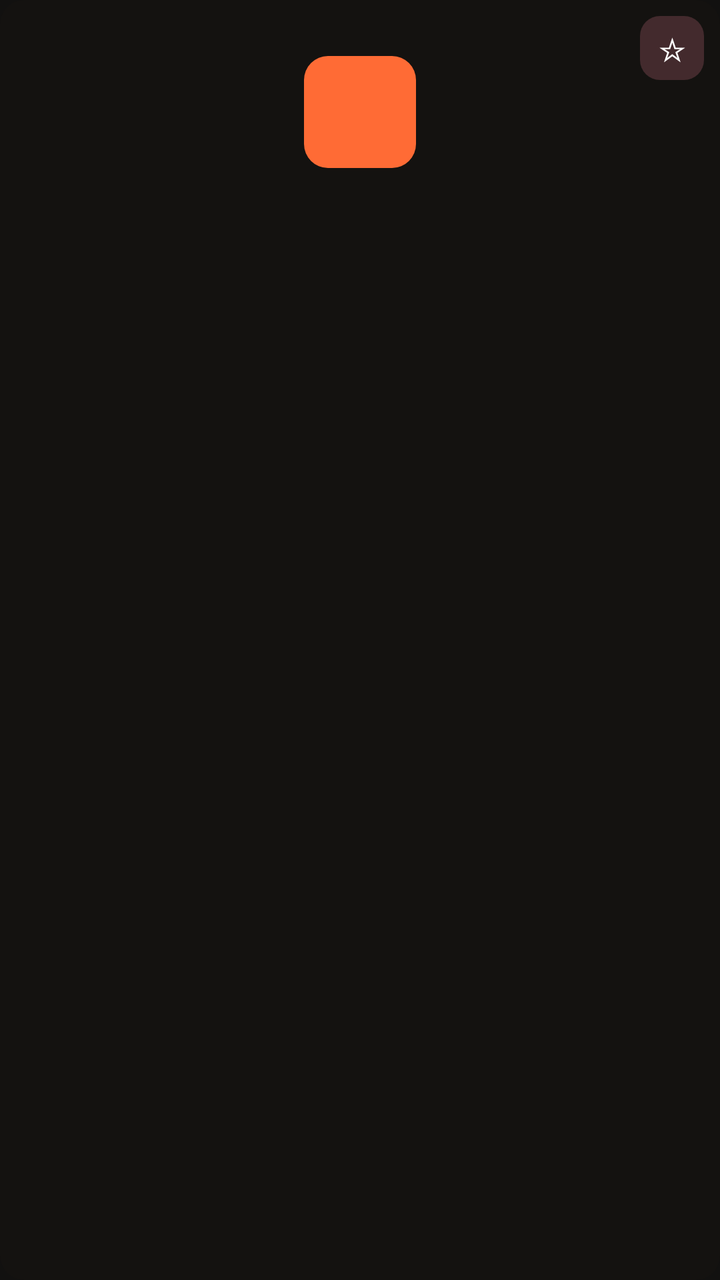
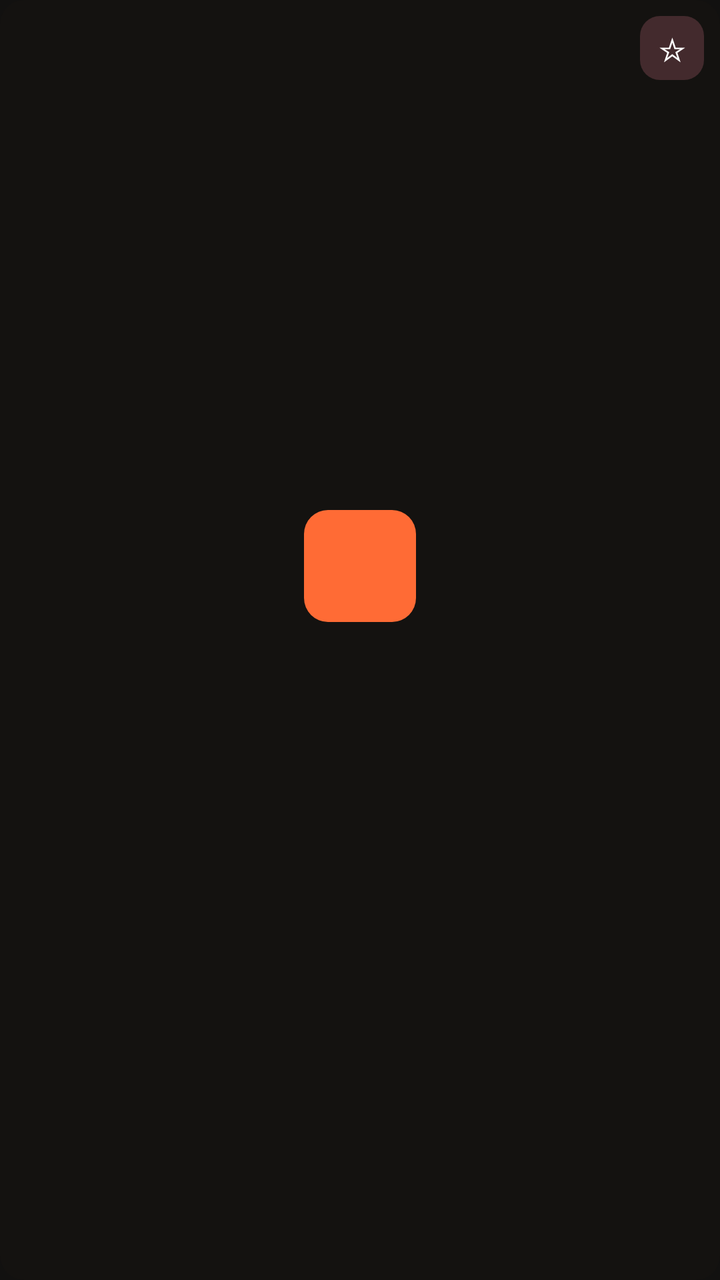

Compare the two renders of this Android layout. The source of the first and the diff that turns it into the second are given below.
<!-- AndroidManifest.xml: application theme Theme.BiBiFit -->
<!-- res/layout/item_drive_card.xml -->
<?xml version="1.0" encoding="utf-8"?>
<com.google.android.material.card.MaterialCardView xmlns:android="http://schemas.android.com/apk/res/android"
    xmlns:app="http://schemas.android.com/apk/res-auto"
    android:id="@+id/drive_card_root"
    android:layout_width="@dimen/drive_card_width"
    android:layout_height="wrap_content"
    android:layout_marginEnd="@dimen/rail_gap"
    android:clickable="true"
    android:focusable="true"
    android:focusableInTouchMode="true"
    android:foreground="?attr/selectableItemBackground"
    app:cardCornerRadius="@dimen/radius_md"
    app:cardElevation="@dimen/elevation_0"
    app:cardBackgroundColor="@color/tile_bg"
    app:strokeWidth="0dp"
    app:strokeColor="@color/tile_focus_ring">

    <LinearLayout
        android:layout_width="match_parent"
        android:layout_height="wrap_content"
        android:orientation="vertical">

        
        <FrameLayout
            android:layout_width="match_parent"
            android:layout_height="@dimen/drive_tile_height">

            <View
                android:id="@+id/drive_bg"
                android:layout_width="match_parent"
                android:layout_height="match_parent"
                android:background="@color/tile_bg" />

            
            <ImageView
                android:id="@+id/drive_cover"
                android:layout_width="match_parent"
                android:layout_height="match_parent"
                android:importantForAccessibility="no"
                android:scaleType="centerCrop"
                android:visibility="gone" />

            <TextView
                android:id="@+id/drive_icon"
                android:layout_width="56dp"
                android:layout_height="56dp"
                android:layout_gravity="center"
                android:background="@drawable/drive_icon_tile_bg"
                android:gravity="center"
                android:textColor="@color/drive_icon_tile_text"
                android:textSize="28sp"
                android:textStyle="bold" />

            
            <TextView
                android:id="@+id/drive_fav_star"
                android:layout_width="32dp"
                android:layout_height="32dp"
                android:layout_gravity="top|end"
                android:layout_marginTop="@dimen/spacing_sm"
                android:layout_marginEnd="@dimen/spacing_sm"
                android:background="@drawable/badge_resume"
                android:clickable="true"
                android:contentDescription="@string/fav_desc"
                android:focusable="true"
                android:focusableInTouchMode="true"
                android:gravity="center"
                android:text="☆"
                android:textColor="@color/tile_title"
                android:textSize="16sp" />
        </FrameLayout>

        
        <LinearLayout
            android:layout_width="match_parent"
            android:layout_height="wrap_content"
            android:orientation="vertical"
            android:paddingHorizontal="@dimen/spacing_md"
            android:paddingTop="@dimen/spacing_sm"
            android:paddingBottom="@dimen/spacing_md">

            <TextView
                android:id="@+id/drive_name"
                android:layout_width="match_parent"
                android:layout_height="wrap_content"
                android:ellipsize="end"
                android:maxLines="2"
                android:textColor="@color/tile_title"
                android:textSize="@dimen/text_drive_name"
                android:textStyle="bold" />

            <TextView
                android:id="@+id/drive_meta"
                android:layout_width="match_parent"
                android:layout_height="wrap_content"
                android:layout_marginTop="2dp"
                android:ellipsize="end"
                android:maxLines="1"
                android:textColor="@color/tile_subtitle"
                android:textSize="@dimen/text_drive_meta" />
        </LinearLayout>
    </LinearLayout>
</com.google.android.material.card.MaterialCardView>
<!-- resources referenced by this layout -->
<resources>
  <color name="drive_icon_tile_text">#FF241207</color>
  <color name="tile_bg">#FF141210</color>
  <color name="tile_focus_ring">#FFFF6B35</color>
  <color name="tile_subtitle">#FFC8C0B6</color>
  <color name="tile_title">#FFFFFFFF</color>
  <dimen name="drive_card_width">128dp</dimen>
  <dimen name="drive_tile_height">112dp</dimen>
  <dimen name="elevation_0">0dp</dimen>
  <dimen name="radius_md">12dp</dimen>
  <dimen name="rail_gap">12dp</dimen>
  <dimen name="spacing_md">12dp</dimen>
  <dimen name="spacing_sm">8dp</dimen>
  <dimen name="text_drive_meta">12sp</dimen>
  <dimen name="text_drive_name">14sp</dimen>
  <!-- drawable badge_resume (drawable) -->
  <?xml version="1.0" encoding="utf-8"?>
  <shape xmlns:android="http://schemas.android.com/apk/res/android"
      android:shape="rectangle">
      <solid android:color="#33FF8B9F" />
      <corners android:radius="10dp" />
  </shape>
  <!-- drawable drive_icon_tile_bg (drawable) -->
  <?xml version="1.0" encoding="utf-8"?>
  <shape xmlns:android="http://schemas.android.com/apk/res/android"
      android:shape="rectangle">
      <corners android:radius="12dp" />
      <solid android:color="@color/drive_icon_tile" />
  </shape>
  <string name="fav_desc">Adicionar à Minha lista</string>
  <color name="drive_icon_tile">#FFFF6B35</color>
  <color name="md_primary">#FFFF6B35</color>
  <color name="md_on_primary">#FF241207</color>
  <color name="md_primary_container">#FF7B2D12</color>
  <color name="md_on_primary_container">#FFFFEAF1</color>
  <color name="md_secondary">#FFD9A05B</color>
  <color name="md_on_secondary">#FF241A08</color>
  <color name="md_secondary_container">#FF4A3413</color>
  <color name="md_on_secondary_container">#FFF7E8CF</color>
  <color name="md_background">#FF121110</color>
  <color name="md_surface">#FF1B1917</color>
  <color name="md_surface_variant">#FF2A2622</color>
  <color name="md_on_background">#FFF2EDE6</color>
  <color name="md_on_surface">#FFF2EDE6</color>
  <color name="md_on_surface_variant">#FFC8C0B6</color>
  <color name="md_outline">#FF453E36</color>
  <color name="md_outline_variant">#FF2E2A26</color>
  <color name="md_error">#FFCF6679</color>
  <color name="md_on_error">#FF600014</color>
  <style name="Widget.Meggy.CardView" parent="Widget.Material3.CardView.Filled">
          <item name="cardBackgroundColor">@color/md_surface_container</item>
          <item name="cardCornerRadius">20dp</item>
          <item name="cardElevation">2dp</item>
          <item name="contentPadding">0dp</item>
          <item name="strokeWidth">0dp</item>
      </style>
  <color name="md_surface_container">#FF211E1B</color>
  <!-- unchanged entries left out for length: 1 -->
</resources>

<!-- the commit's change to res/layout/item_drive_card.xml (unified diff, before → after) -->
@@ -3,7 +3,7 @@
     xmlns:app="http://schemas.android.com/apk/res-auto"
     android:id="@+id/drive_card_root"
     android:layout_width="@dimen/drive_card_width"
-    android:layout_height="wrap_content"
+    android:layout_height="@dimen/drive_card_height"
     android:layout_marginEnd="@dimen/rail_gap"
     android:clickable="true"
     android:focusable="true"
@@ -17,13 +17,14 @@
 
     <LinearLayout
         android:layout_width="match_parent"
-        android:layout_height="wrap_content"
+        android:layout_height="match_parent"
         android:orientation="vertical">
 
         
         <FrameLayout
             android:layout_width="match_parent"
-            android:layout_height="@dimen/drive_tile_height">
+            android:layout_height="0dp"
+            android:layout_weight="1">
 
             <View
                 android:id="@+id/drive_bg"
@@ -85,6 +86,7 @@
                 android:layout_height="wrap_content"
                 android:ellipsize="end"
                 android:maxLines="2"
+                android:minLines="2"
                 android:textColor="@color/tile_title"
                 android:textSize="@dimen/text_drive_name"
                 android:textStyle="bold" />
<!-- resource entries referenced after the edit -->
@@ -5,8 +5,8 @@
   <color name="tile_focus_ring">#FFFF6B35</color>
   <color name="tile_subtitle">#FFC8C0B6</color>
   <color name="tile_title">#FFFFFFFF</color>
+  <dimen name="drive_card_height">210dp</dimen>
   <dimen name="drive_card_width">128dp</dimen>
-  <dimen name="drive_tile_height">112dp</dimen>
   <dimen name="elevation_0">0dp</dimen>
   <dimen name="radius_md">12dp</dimen>
   <dimen name="rail_gap">12dp</dimen>
